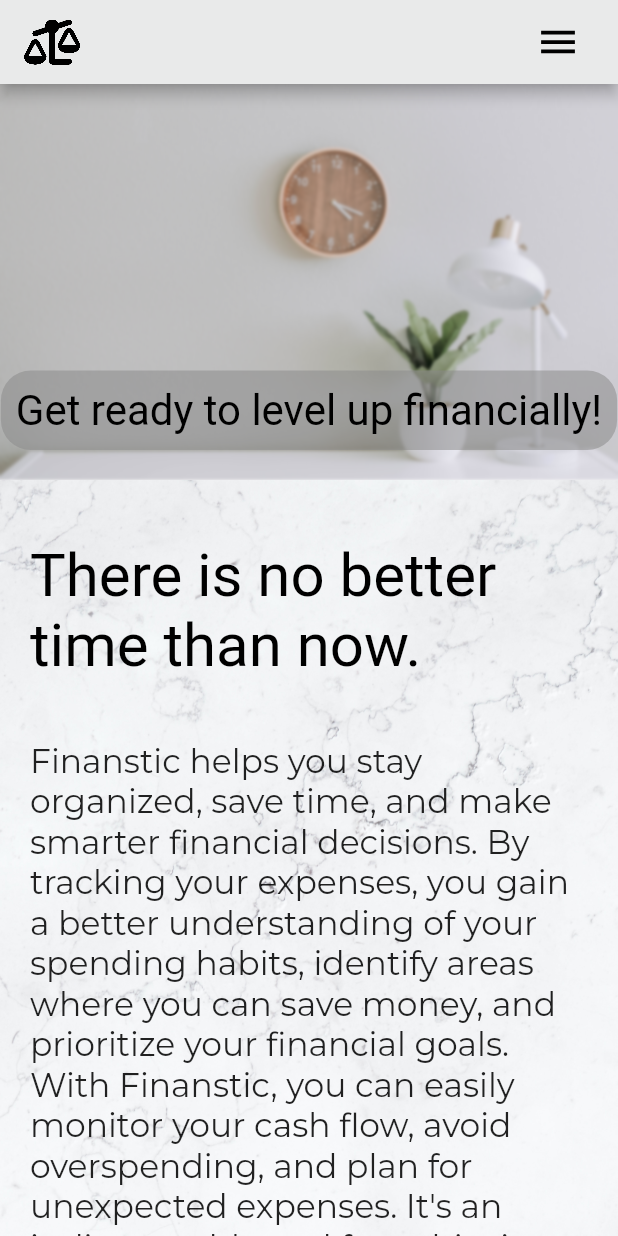
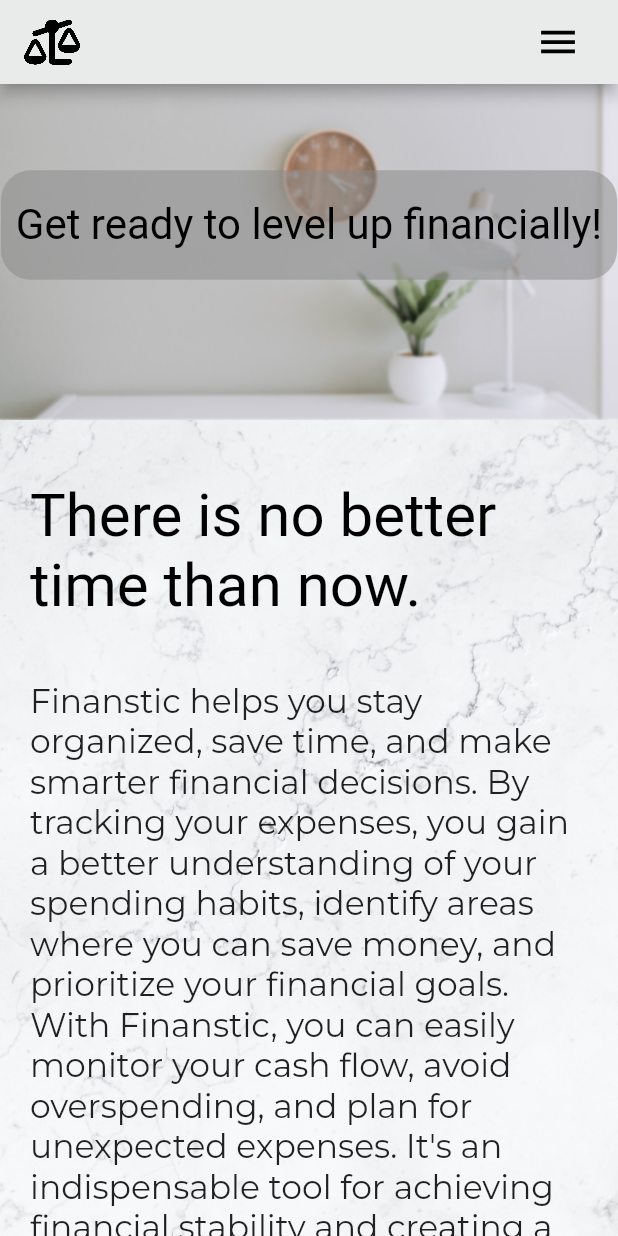
Before and after one commit to rishirizz/finanstic_website, a Flutter app: the HomePageDesktop screen opened directly, after a tap on "About", on a phone screen of 412 x 824 dp. Run offline on Flutter 3.47's test engine with Material 2 defaults, Android fonts, the phone set to English and light mode, and no system bars; our stand-ins replace google_fonts, video_player; Roboto replaces fonts that are missing (Prompt).

Commit message:
mobile footer completed.

```diff
--- a/lib/components/text_styles.dart
+++ b/lib/components/text_styles.dart
@@ -44,7 +44,7 @@ TextStyle paragraphTextStyle(BuildContext context) {
 
 TextStyle footerTextStyle(BuildContext context) {
   return GoogleFonts.shadowsIntoLight(
-    fontSize: 30 * getTextScaleFactor(context),
+    fontSize: 25 * getTextScaleFactor(context),
     color: Colors.white,
   );
 }
--- a/lib/responsive/about_page/about-page_mobile.dart
+++ b/lib/responsive/about_page/about-page_mobile.dart
@@ -1,5 +1,6 @@
 import 'dart:ui';
 
+import 'package:finanstic_website/responsive/footer/footer_mobile.dart';
 import 'package:flutter/material.dart';
 import 'package:video_player/video_player.dart';
 
@@ -121,13 +122,10 @@ class _AboutPageMobileState extends State<AboutPageMobile>
               )
             : SingleChildScrollView(
                 child: Column(
-                  crossAxisAlignment: CrossAxisAlignment.start,
-                  children: [
-                    Stack(
-                      alignment: Alignment.bottomCenter,
                   children: [
                     Container(
-                          height: 320,
+                      width: double.infinity,
+                      height: 280,
                       decoration: const BoxDecoration(
                         image: DecorationImage(
                           image: AssetImage(
@@ -136,33 +134,50 @@ class _AboutPageMobileState extends State<AboutPageMobile>
                           fit: BoxFit.cover,
                         ),
                       ),
-                        ),
+                      child: Stack(
+                        alignment: Alignment.center,
+                        children: [
                           BackdropFilter(
                             filter: ImageFilter.blur(
                               sigmaX: 1.0,
                               sigmaY: 1.0,
                             ),
                             child: Padding(
-                            padding: const EdgeInsets.only(bottom: 20.0),
+                              padding: const EdgeInsets.only(
+                                top: 20,
+                              ),
                               child: Container(
                                 decoration: BoxDecoration(
-                                color: const Color.fromARGB(137, 138, 138, 138),
+                                  color:
+                                      const Color.fromARGB(137, 138, 138, 138),
                                   borderRadius: BorderRadius.circular(20.0),
                                 ),
                                 child: Padding(
+                                  padding: const EdgeInsets.symmetric(
+                                      vertical: 10.0),
+                                  child: Column(
+                                    mainAxisSize: MainAxisSize.min,
+                                    mainAxisAlignment: MainAxisAlignment.end,
+                                    children: [
+                                      Padding(
                                         padding: const EdgeInsets.all(10.0),
                                         child: Text(
                                           'Get ready to level up financially!',
-                                  style:
-                                      headerTextStyleMobile(context).copyWith(
-                                    fontSize: 28 * getTextScaleFactor(context),
+                                          style: headerTextStyleMobile(context)
+                                              .copyWith(
+                                            fontSize: 28 *
+                                                getTextScaleFactor(context),
                                           ),
+                                        ),
+                                      ),
+                                    ],
                                   ),
                                 ),
                               ),
                             ),
                           ),
                         ],
+                      ),
                     ),
                     Container(
                       decoration: const BoxDecoration(
@@ -222,6 +237,7 @@ class _AboutPageMobileState extends State<AboutPageMobile>
                         _controller,
                       ),
                     ),
+                    const FooterMobile(),
                   ],
                 ),
               ),
--- a/lib/responsive/footer/footer_mobile.dart
+++ b/lib/responsive/footer/footer_mobile.dart
@@ -16,58 +16,94 @@ class _FooterMobileState extends State<FooterMobile> {
   Widget build(BuildContext context) {
     return Container(
       width: double.infinity,
-      height: 100,
+      height: 120,
       color: Colors.black,
-      child: Padding(
-        padding: const EdgeInsets.symmetric(
-          vertical: 30.0,
-          horizontal: 50,
-        ),
-        child: Column(
-          mainAxisAlignment: MainAxisAlignment.center,
-          crossAxisAlignment: CrossAxisAlignment.start,
-          children: [
-            FittedBox(
-              child: Text(
-                footerQuote,
-                style: footerTextStyle(context),
-              ),
-            ),
-            FittedBox(
-              child: Text(
-                '— William Somerset Maugham',
-                style: primaryTextStyle(context).copyWith(
+      child: Column(
+        mainAxisAlignment: MainAxisAlignment.center,
+        children: [
+          // FittedBox(
+          //   child: Text(
+          //     footerQuote,
+          //     style: footerTextStyle(context),
+          //   ),
+          // ),
+          // FittedBox(
+          //   child: Text(
+          //     '— William Somerset Maugham',
+          //     style: primaryTextStyle(context).copyWith(
+          //       color: Colors.white,
+          //       fontSize: 10 * getTextScaleFactor(context),
+          //     ),
+          //   ),
+          // ),
+          // const SizedBox(
+          //   height: 20,
+          // ),
+          Text(
+            'Let\'s connect',
+            style: footerTextStyle(context),
+          ),
+          // const SizedBox(
+          //   height: 20,
+          // ),
+          Row(
+            mainAxisAlignment: MainAxisAlignment.center,
+            children: [
+              InkWell(
+                onTap: () {
+                  launchPlayStore();
+                },
+                child: Image.asset(
+                  'assets/google_play.png',
+                  height: 35,
+                  width: 35,
                   color: Colors.white,
-                  fontSize: 10 * getTextScaleFactor(context),
                 ),
               ),
-            ),
-            const SizedBox(
-              height: 20,
-            ),
-            Row(
-              mainAxisSize: MainAxisSize.min,
-              mainAxisAlignment: MainAxisAlignment.end,
-              children: [
-                Image.asset(
+              const SizedBox(
+                width: 30,
+              ),
+              InkWell(
+                onTap: () {
+                  launchYoutube();
+                },
+                child: Image.asset(
                   'assets/youtube.png',
-                  height: 60,
-                  width: 60,
+                  height: 40,
+                  width: 40,
                   color: Colors.white,
                 ),
-                const SizedBox(
-                  width: 20,
-                ),
-                Image.asset(
-                  'assets/youtube.png',
-                  height: 60,
-                  width: 60,
+              ),
+              const SizedBox(
+                width: 30,
+              ),
+              IconButton(
+                padding: EdgeInsets.zero,
+                onPressed: () {
+                  launchEmailURL();
+                },
+                icon: const Icon(
+                  Icons.email,
+                  size: 38,
                   color: Colors.white,
                 ),
-              ],
+              ),
+            ],
+          ),
+          const SizedBox(
+            height: 10,
+          ),
+          Text(
+            email,
+            style: paragraphTextStyle(context).copyWith(
+              color: Colors.white,
+              fontSize: 10 * getTextScaleFactor(context),
             ),
-          ],
-        ),
+          ),
+          const SizedBox(
+            height: 10,
+          ),
+        ],
       ),
     );
   }
--- a/lib/responsive/home_page/home_page_mobile.dart
+++ b/lib/responsive/home_page/home_page_mobile.dart
@@ -133,7 +133,7 @@ class _HomePageMobileState extends State<HomePageMobile>
                 child: Column(
                   children: [
                     Container(
-                      height: 300,
+                      height: 280,
                       decoration: const BoxDecoration(
                         image: DecorationImage(
                           image: AssetImage(
@@ -143,7 +143,7 @@ class _HomePageMobileState extends State<HomePageMobile>
                         ),
                       ),
                       child: Stack(
-                        alignment: Alignment.bottomCenter,
+                        alignment: Alignment.center,
                         children: [
                           BackdropFilter(
                             filter: ImageFilter.blur(
--- a/pubspec.yaml
+++ b/pubspec.yaml
@@ -16,6 +16,7 @@ dependencies:
   google_fonts: 2.2.0
   provider: ^6.0.5
   video_player: ^2.6.1
+  url_launcher: ^6.0.14
 
 dev_dependencies:
   flutter_test:
```
Also changed, not shown: lib/constants/constants.dart (+29 -0 lines), lib/responsive/services_page/services_page_mobile.dart (+7 -6 lines), assets/google_play.png (added), pubspec.lock, 5 other files. Lines whose indentation alone changed are shown as unchanged.
